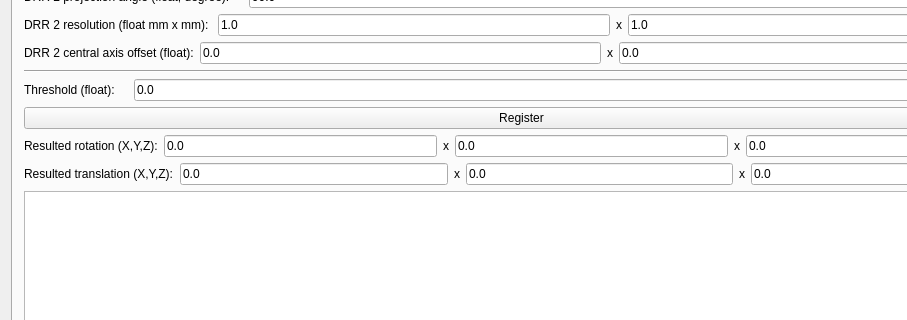
Old version of the form Plugins/org.mitk.lancet.nodeeditor/src/internal/NodeEditorControls.ui in the repository zzhou7/MITK_lancet; both pictures show x 0 to 907 and y 336 to 656 of the 1043 by 996 pixel window.
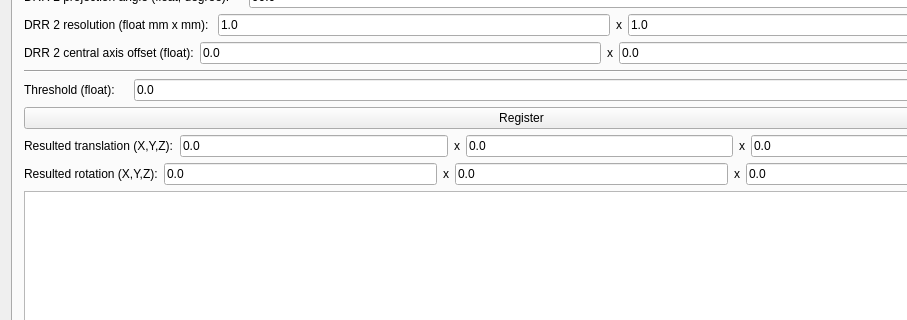
New version of the form. The open tabs and pages were chosen to show the change. Custom widgets are drawn as their Qt base class.

```diff
--- a/Plugins/org.mitk.lancet.nodeeditor/src/internal/NodeEditorControls.ui
+++ b/Plugins/org.mitk.lancet.nodeeditor/src/internal/NodeEditorControls.ui
@@ -960,7 +960,7 @@
          <item>
           <widget class="QLabel" name="label_57">
            <property name="text">
-            <string>Resulted rotation (X,Y,Z):</string>
+            <string>Resulted translation (X,Y,Z):</string>
            </property>
           </widget>
          </item>
@@ -1006,7 +1006,7 @@
          <item>
           <widget class="QLabel" name="label_60">
            <property name="text">
-            <string>Resulted translation (X,Y,Z):</string>
+            <string>Resulted rotation (X,Y,Z):</string>
            </property>
           </widget>
          </item>
```
Left out of the diff: 52 changed lines with no effect on the pictures.
